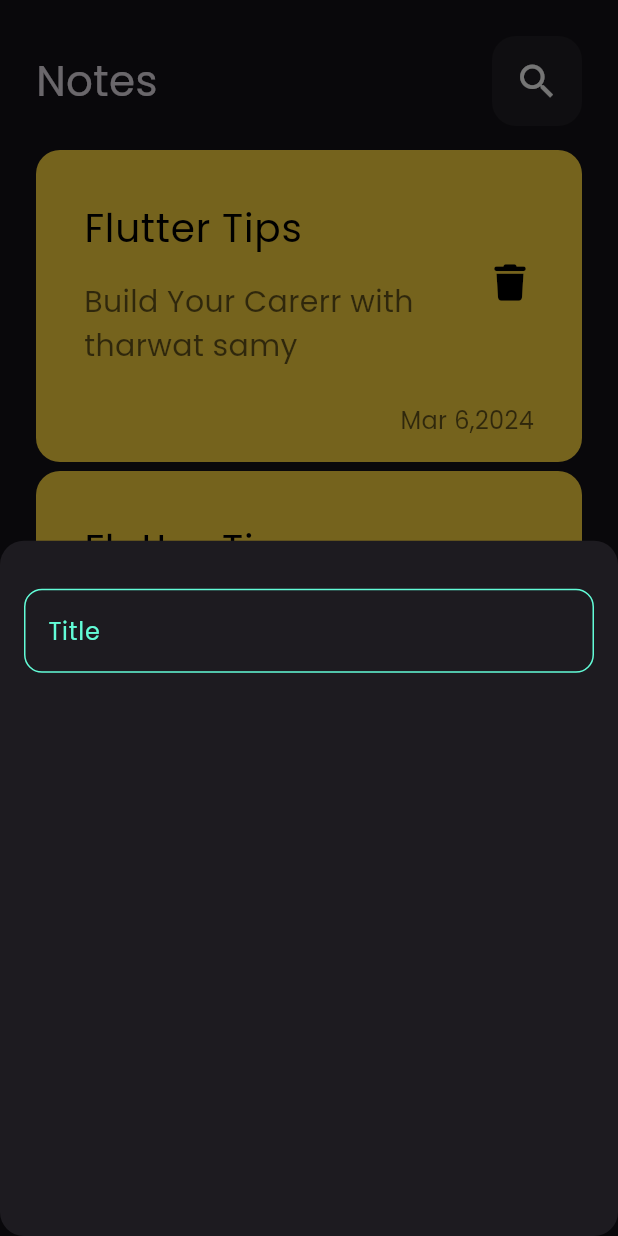
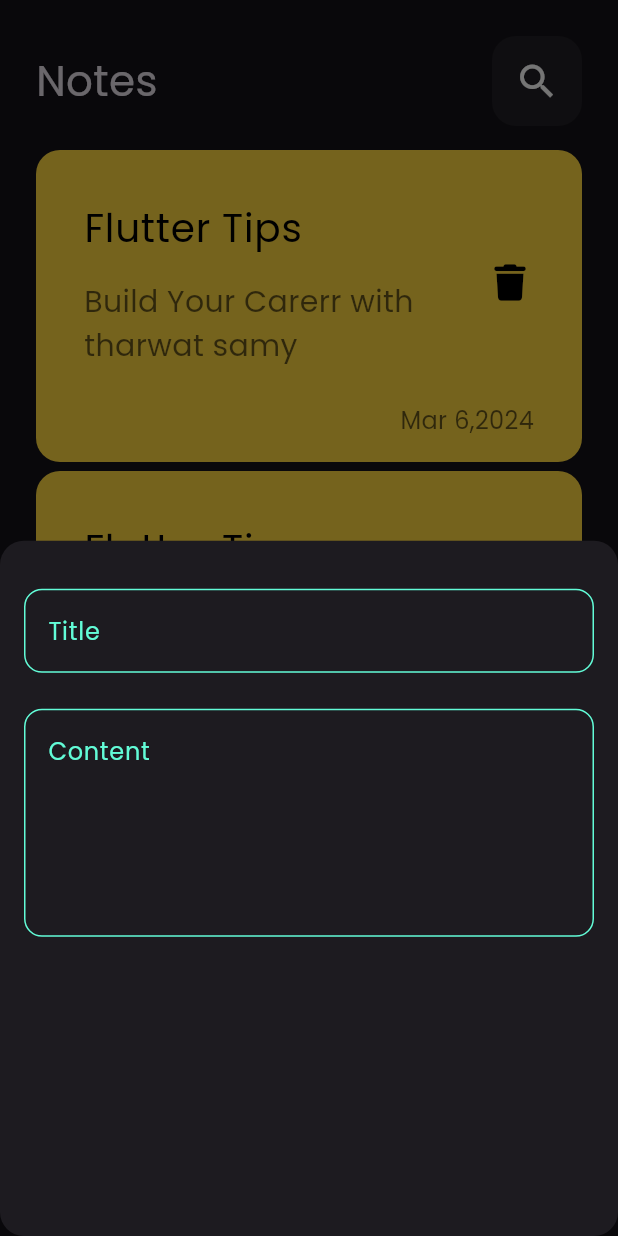
Before and after one commit to ahmedelkazaz39/notes_app2, a Flutter app: the screen it shows after launch, after a tap on the "add" icon, on a phone screen of 412 x 824 dp. Run offline on Flutter 3.47's test engine with Material 3 defaults, Android fonts, the phone set to English and light mode, and no system bars; our stand-ins replace font_awesome_flutter.

Commit message:
add text field to bottom sheet

```diff
--- a/lib/views/widgets/add_note.dart
+++ b/lib/views/widgets/add_note.dart
@@ -13,7 +13,17 @@ class AddNoteBottomSheet extends StatelessWidget {
           SizedBox(
             height: 32,
           ),
-          CustomTextField(),
+          CustomTextField(
+            hint: 'Title',
+            maxline: 1,
+          ),
+          SizedBox(
+            height: 24,
+          ),
+           CustomTextField(
+            hint: 'Content',
+            maxline: 5,
+          ),
         ],
       ),
     );
--- a/lib/views/widgets/custom_text_field.dart
+++ b/lib/views/widgets/custom_text_field.dart
@@ -2,15 +2,18 @@ import 'package:flutter/material.dart';
 import 'package:todo_app/constants.dart';
 
 class CustomTextField extends StatelessWidget {
-  const CustomTextField({super.key});
+  const CustomTextField({super.key, required this.hint,   this.maxline=1});
+  final String hint ;
+  final int maxline;
 
   @override
   Widget build(BuildContext context) {
     return TextField(
       cursorColor: kPrimaryColor,
+      maxLines: maxline,
       decoration: InputDecoration(
-        hintText: 'Title',
-        hintStyle:const TextStyle(
+        hintText: hint,
+         hintStyle:const TextStyle(
           color: kPrimaryColor,
         ),
         border: buildBorder(),
```
